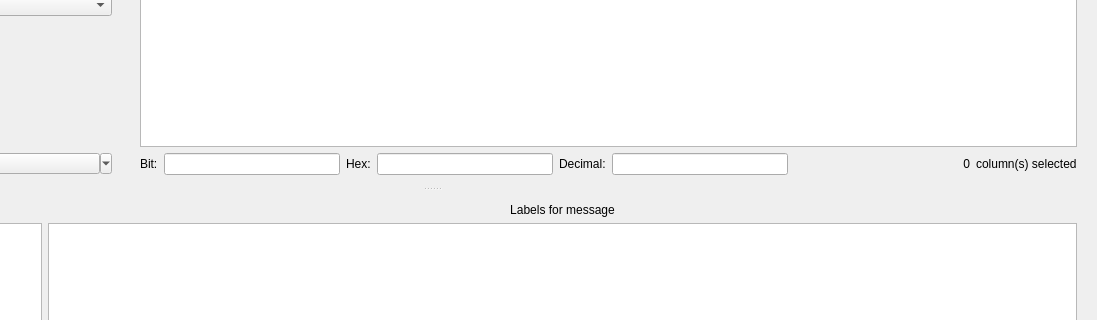
Qt form data/ui/analysis.ui (jopohl/urh) before a commit; both pictures show x 234 to 1331 and y 304 to 624 of the 1331 by 740 pixel window.
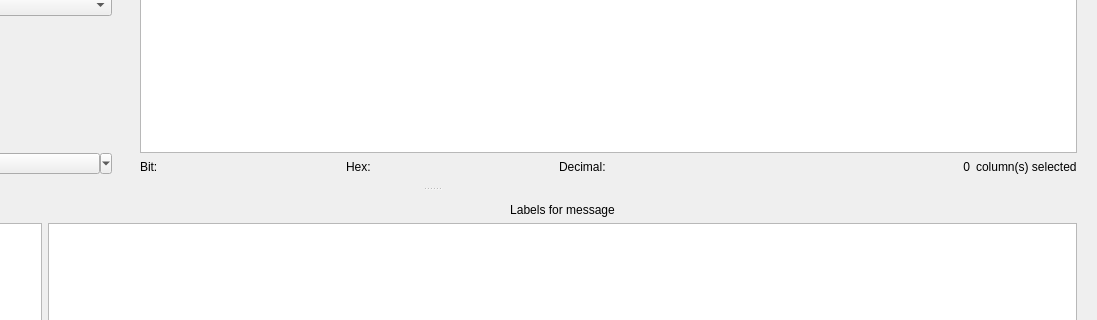
The same form after that commit. Icons and pictures are not drawn. Custom widgets are drawn as their Qt base class.

Commit message: cleanup on_table_selection_timer_timeout + update selection ui

Patch:
```diff
--- a/data/ui/analysis.ui
+++ b/data/ui/analysis.ui
@@ -914,6 +914,12 @@
                 <property name="acceptDrops">
                  <bool>false</bool>
                 </property>
+                <property name="styleSheet">
+                 <string notr="true">background-color: rgba(255, 255, 255, 0);</string>
+                </property>
+                <property name="frame">
+                 <bool>false</bool>
+                </property>
                 <property name="readOnly">
                  <bool>true</bool>
                 </property>
@@ -955,6 +961,12 @@
                 <property name="acceptDrops">
                  <bool>false</bool>
                 </property>
+                <property name="styleSheet">
+                 <string notr="true">background-color: rgba(255, 255, 255, 0);</string>
+                </property>
+                <property name="frame">
+                 <bool>false</bool>
+                </property>
                 <property name="readOnly">
                  <bool>true</bool>
                 </property>
@@ -996,6 +1008,12 @@
                 <property name="acceptDrops">
                  <bool>false</bool>
                 </property>
+                <property name="styleSheet">
+                 <string notr="true">background-color: rgba(255, 255, 255, 0);</string>
+                </property>
+                <property name="frame">
+                 <bool>false</bool>
+                </property>
                 <property name="readOnly">
                  <bool>true</bool>
                 </property>
```
The commit also changes 2 other files.
